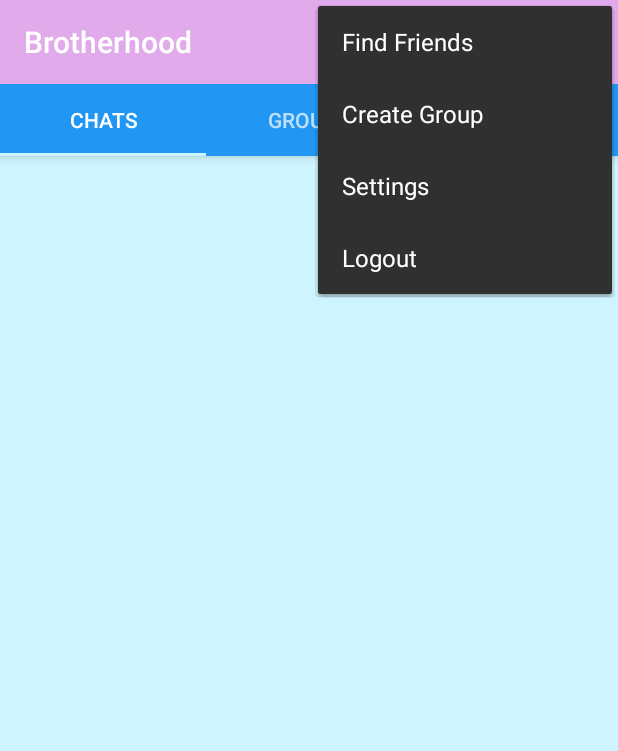
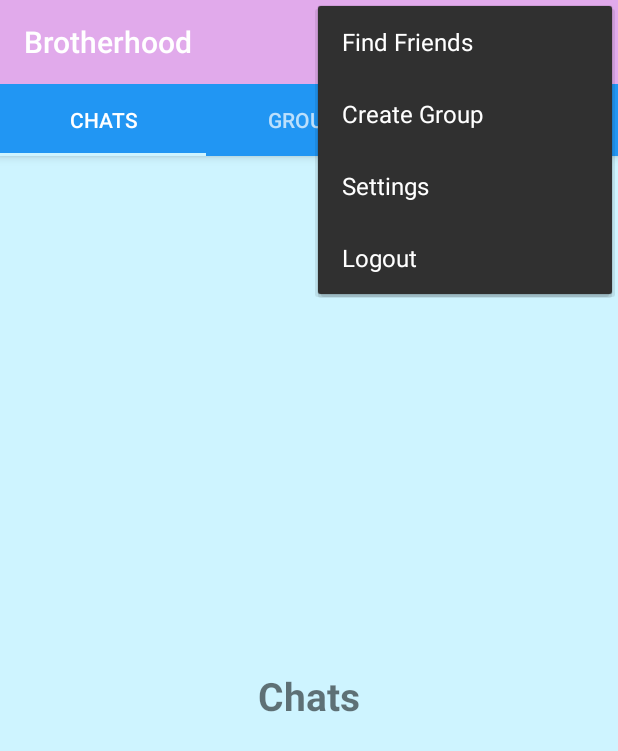
Before and after one commit to thangdoominh/Computer-Networking-Ass-1, an Android app: the screen it shows after launch once a user with an empty profile is signed in (MainActivity), with the options menu open, on a phone screen of 412 x 824 dp. Shown: the top 751 px of the screen. Run offline under Robolectric (Android 15) with nearby library versions, the light colour scheme and no system bars; our stand-ins replace Firebase (no records; nobody signed in at launch, a user with empty details on screens opened directly).

Commit message:
Revert " Display Chats List"
This reverts commit e5d240cfaa849cfb303a190a4a6918850ae4ef4d.

```diff
--- a/app/src/main/java/com/example/computer_networking_1/ChatsFragment.java
+++ b/app/src/main/java/com/example/computer_networking_1/ChatsFragment.java
@@ -3,28 +3,11 @@ package com.example.computer_networking_1;
 
 import android.os.Bundle;
 
-import androidx.annotation.NonNull;
 import androidx.fragment.app.Fragment;
-import androidx.recyclerview.widget.LinearLayoutManager;
-import androidx.recyclerview.widget.RecyclerView;
 
-import android.util.Log;
 import android.view.LayoutInflater;
 import android.view.View;
 import android.view.ViewGroup;
-import android.widget.TextView;
-
-import com.firebase.ui.database.FirebaseRecyclerAdapter;
-import com.firebase.ui.database.FirebaseRecyclerOptions;
-import com.google.firebase.auth.FirebaseAuth;
-import com.google.firebase.database.DataSnapshot;
-import com.google.firebase.database.DatabaseError;
-import com.google.firebase.database.DatabaseReference;
-import com.google.firebase.database.FirebaseDatabase;
-import com.google.firebase.database.ValueEventListener;
-import com.squareup.picasso.Picasso;
-
-import de.hdodenhof.circleimageview.CircleImageView;
 
 
 /**
@@ -32,11 +15,6 @@ import de.hdodenhof.circleimageview.CircleImageView;
  */
 public class ChatsFragment extends Fragment {
 
-    private View PrivateChatView;
-    private RecyclerView chatsList;
-    private DatabaseReference ChatsRef, UserRef;
-    private FirebaseAuth mAuth;
-    private String currentUserID;
 
     public ChatsFragment() {
         // Required empty public constructor
@@ -46,94 +24,8 @@ public class ChatsFragment extends Fragment {
     @Override
     public View onCreateView(LayoutInflater inflater, ViewGroup container,
                              Bundle savedInstanceState) {
-
-        PrivateChatView = inflater.inflate(R.layout.fragment_chats, container, false);
-
-        mAuth = FirebaseAuth.getInstance();
-
-        currentUserID =  mAuth.getCurrentUser().getUid();
-
-        ChatsRef = FirebaseDatabase.getInstance().getReference().child("Contacts").child(currentUserID);
-
-        UserRef = FirebaseDatabase.getInstance().getReference().child("Users");
-
-        chatsList = (RecyclerView) PrivateChatView.findViewById(R.id.chats_list);
-
-        LinearLayoutManager linearLayoutManager = new LinearLayoutManager(getContext());
-
-        chatsList.setLayoutManager(linearLayoutManager); // ????
-
-
-
-
-        return PrivateChatView;
+        // Inflate the layout for this fragment
+        return inflater.inflate(R.layout.fragment_chats, container, false);
     }
 
-    @Override
-    public void onStart() {
-        super.onStart();
-
-        FirebaseRecyclerOptions<Contacts> options =
-                new FirebaseRecyclerOptions.Builder<Contacts>()
-                        .setQuery(ChatsRef, Contacts.class)
-                        .build();
-
-        FirebaseRecyclerAdapter<Contacts, ChatsViewHolder> adapter =
-                new FirebaseRecyclerAdapter<Contacts, ChatsViewHolder>(options) {
-                    @Override
-                    protected void onBindViewHolder(@NonNull ChatsViewHolder chatsViewHolder, int position, @NonNull Contacts contacts) {
-
-                        final String userIDs = getRef(position).getKey();
-
-                        UserRef.child(userIDs).addValueEventListener(new ValueEventListener() {
-                            @Override
-                            public void onDataChange(@NonNull DataSnapshot dataSnapshot) {
-                                if (dataSnapshot.hasChild("imageURL")){
-
-                                    final String retImage = dataSnapshot.child("imageURL").getValue().toString();
-                                    Picasso.get().load(retImage).into(chatsViewHolder.profileImage);
-
-                                }
-
-                                final String retName = dataSnapshot.child("username").getValue().toString();
-                                final String retStatus = dataSnapshot.child("status").getValue().toString();
-
-                                chatsViewHolder.userName.setText(retName);
-                                chatsViewHolder.userStatus.setText("Last seen: " + "\n" + "Date " + "Time ");
-
-                            }
-                            @Override
-                            public void onCancelled(@NonNull DatabaseError databaseError) {
-
-                            }
-                        });
-
-                    }
-
-                    @NonNull
-                    @Override
-                    public ChatsViewHolder onCreateViewHolder(@NonNull ViewGroup parent, int viewType) {
-                        View view = LayoutInflater.from(parent.getContext()).inflate(R.layout.user_display_layout, parent, false);
-                        return new ChatsViewHolder(view);
-                    }
-                };
-        chatsList.setAdapter(adapter);
-        adapter.startListening();
-
-    }
-
-    public static class ChatsViewHolder extends RecyclerView.ViewHolder
-    {
-        CircleImageView profileImage;
-        TextView userName, userStatus;
-
-        public ChatsViewHolder(@NonNull View itemView) {
-            super(itemView);
-
-            profileImage = itemView.findViewById(R.id.user_profile_image);
-            userName = itemView.findViewById(R.id.user_profile_name);
-            userStatus = itemView.findViewById(R.id.user_status);
-
-        }
-    }
 }
--- a/app/src/main/res/layout/fragment_chats.xml
+++ b/app/src/main/res/layout/fragment_chats.xml
@@ -6,15 +6,12 @@
     tools:context=".ChatsFragment">
 
     <!-- TODO: Update blank fragment layout -->
-    <androidx.recyclerview.widget.RecyclerView
-        android:id="@+id/chats_list"
-        android:layout_width="match_parent"
-        android:layout_height="match_parent"
-        android:layout_alignParentStart="true"
-        android:layout_alignParentTop="true"
-        >
-    </androidx.recyclerview.widget.RecyclerView>
-
-
+    <TextView
+        android:layout_width="wrap_content"
+        android:layout_height="wrap_content"
+        android:text="Chats"
+        android:layout_centerInParent="true"
+        android:textStyle="bold"
+        android:textSize="26sp"/>
 
 </RelativeLayout>
```
